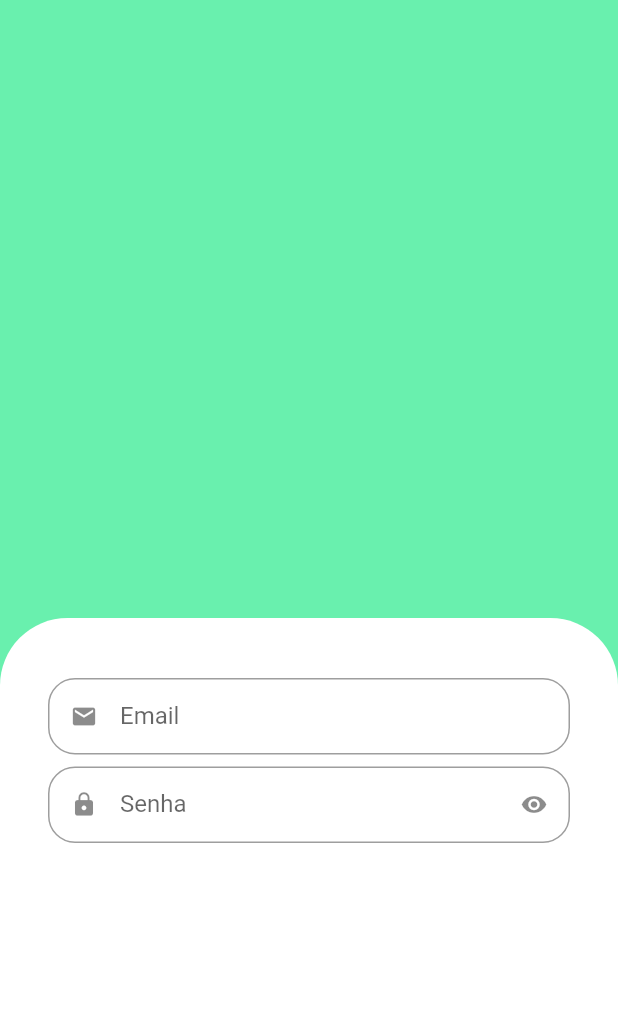
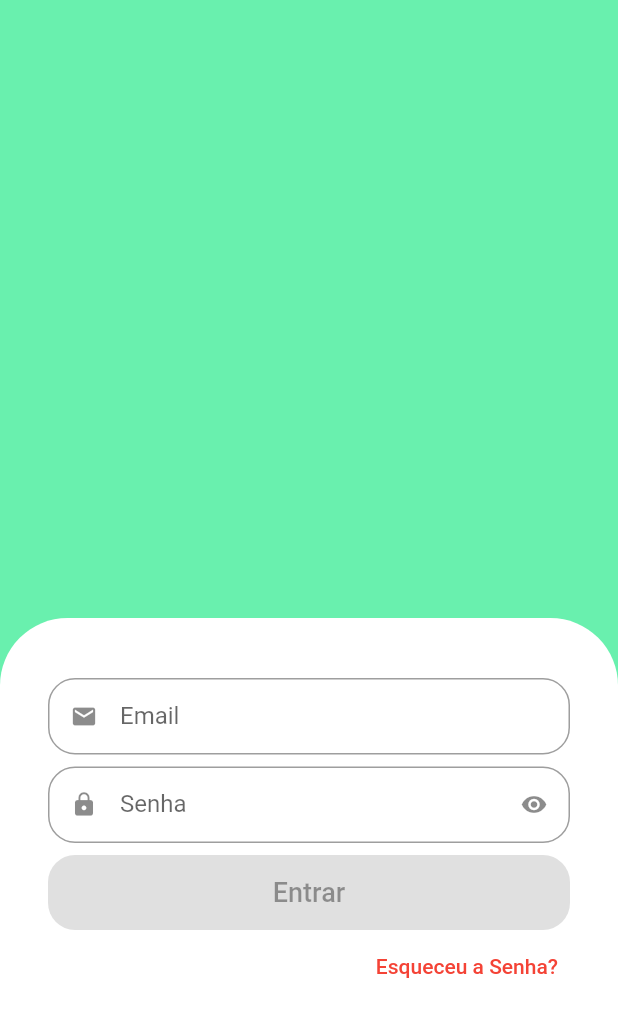
Before and after one commit to IagoAntunes/quitandavirtual, a Flutter app: the screen it shows after launch, on a phone screen of 412 x 824 dp. Shown: the top 1017 px of the screen. Run offline on Flutter 3.47's test engine with Material 2 defaults, Android fonts, the phone set to English and light mode, and no system bars.

Commit message:
Login Screen

```diff
--- a/lib/src/auth/sign_in_screen.dart
+++ b/lib/src/auth/sign_in_screen.dart
@@ -18,18 +18,41 @@ class SignInScreen extends StatelessWidget {
             decoration: const BoxDecoration(
                 borderRadius: BorderRadius.vertical(top: Radius.circular(45)),
                 color: Colors.white),
-            child: Column(children: [
+            child: Column(
+                crossAxisAlignment: CrossAxisAlignment.stretch,
+                children: [
                   // Input Email
-              CustomTextField(
+                  const CustomTextField(
                     icon: Icons.email,
                     label: 'Email',
                     isSecret: false,
                   ),
                   // Input Senha
-              CustomTextField(
+                  const CustomTextField(
                     icon: Icons.lock,
                     label: 'Senha',
                     isSecret: true,
+                  ),
+                  SizedBox(
+                      height: 50,
+                      width: 120,
+                      child: ElevatedButton(
+                          style: ElevatedButton.styleFrom(
+                              shape: RoundedRectangleBorder(
+                                  borderRadius: BorderRadius.circular(18))),
+                          onPressed: null,
+                          child: const Text(
+                            'Entrar',
+                            style: TextStyle(fontSize: 18),
+                          ))),
+                  const Align(
+                    alignment: Alignment.centerRight,
+                    child: TextButton(
+                        onPressed: null,
+                        child: Text(
+                          'Esqueceu a Senha?',
+                          style: TextStyle(color: Colors.red),
+                        )),
                   )
                 ]),
           ),
```
Lines whose indentation alone changed are shown as unchanged.
